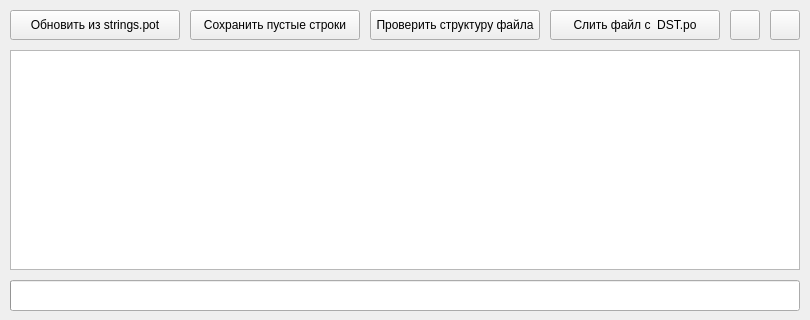
First picture: the form in form.ui, repository FBNikita/DST_Trnsltr_Tools, before the edit.
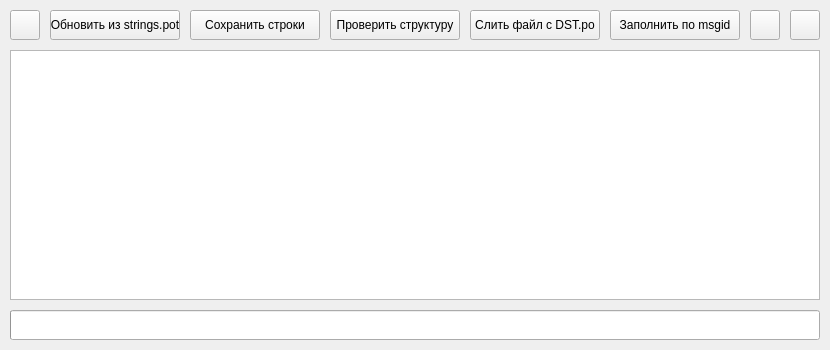
Second picture: the form after the edit. Icons and pictures are not drawn.

What changed in the file:
```diff
--- a/form.ui
+++ b/form.ui
@@ -9,20 +9,20 @@
    <rect>
     <x>0</x>
     <y>0</y>
-    <width>810</width>
-    <height>320</height>
+    <width>830</width>
+    <height>350</height>
    </rect>
   </property>
   <property name="minimumSize">
    <size>
-    <width>810</width>
-    <height>320</height>
+    <width>830</width>
+    <height>350</height>
    </size>
   </property>
   <property name="maximumSize">
    <size>
-    <width>810</width>
-    <height>320</height>
+    <width>830</width>
+    <height>350</height>
    </size>
   </property>
   <property name="windowTitle">
@@ -32,6 +32,15 @@
    <iconset>
     <normaloff>scripts/Icon's/icon.ico</normaloff>scripts/Icon's/icon.ico</iconset>
   </property>
+  <property name="iconSize">
+   <size>
+    <width>24</width>
+    <height>24</height>
+   </size>
+  </property>
+  <property name="toolButtonStyle">
+   <enum>Qt::ToolButtonIconOnly</enum>
+  </property>
   <property name="documentMode">
    <bool>false</bool>
   </property>
@@ -40,9 +49,9 @@
     <property name="geometry">
      <rect>
       <x>10</x>
-      <y>280</y>
-      <width>790</width>
-      <height>31</height>
+      <y>310</y>
+      <width>810</width>
+      <height>30</height>
      </rect>
     </property>
     <property name="font">
@@ -69,9 +78,9 @@
    <widget class="QPushButton" name="pushButton1">
     <property name="geometry">
      <rect>
-      <x>10</x>
+      <x>50</x>
       <y>10</y>
-      <width>170</width>
+      <width>130</width>
       <height>30</height>
      </rect>
     </property>
@@ -82,14 +91,14 @@
    <widget class="QPushButton" name="pushButton2">
     <property name="geometry">
      <rect>
-      <x>550</x>
+      <x>470</x>
       <y>10</y>
-      <width>170</width>
+      <width>130</width>
       <height>30</height>
      </rect>
     </property>
     <property name="text">
-     <string>Слить файл с  DST.po</string>
+     <string>Слить файл с DST.po</string>
     </property>
    </widget>
    <widget class="QPlainTextEdit" name="plainTextEdit">
@@ -97,8 +106,8 @@
      <rect>
       <x>10</x>
       <y>50</y>
-      <width>790</width>
-      <height>220</height>
+      <width>810</width>
+      <height>250</height>
      </rect>
     </property>
     <property name="verticalScrollBarPolicy">
@@ -125,31 +134,31 @@
      <rect>
       <x>190</x>
       <y>10</y>
-      <width>170</width>
+      <width>130</width>
       <height>30</height>
      </rect>
     </property>
     <property name="text">
-     <string>Сохранить пустые строки</string>
+     <string>Сохранить строки</string>
     </property>
    </widget>
    <widget class="QPushButton" name="pushButton4">
     <property name="geometry">
      <rect>
-      <x>370</x>
+      <x>330</x>
       <y>10</y>
-      <width>170</width>
+      <width>130</width>
       <height>30</height>
      </rect>
     </property>
     <property name="text">
-     <string>Проверить структуру файла</string>
+     <string>Проверить структуру</string>
     </property>
    </widget>
    <widget class="QPushButton" name="pushButton5">
     <property name="geometry">
      <rect>
-      <x>730</x>
+      <x>750</x>
       <y>10</y>
       <width>30</width>
       <height>30</height>
@@ -175,7 +184,7 @@
    <widget class="QPushButton" name="pushButton6">
     <property name="geometry">
      <rect>
-      <x>770</x>
+      <x>790</x>
       <y>10</y>
       <width>30</width>
       <height>30</height>
@@ -207,6 +216,52 @@
      </size>
     </property>
    </widget>
+   <widget class="QPushButton" name="pushButton">
+    <property name="geometry">
+     <rect>
+      <x>610</x>
+      <y>10</y>
+      <width>130</width>
+      <height>30</height>
+     </rect>
+    </property>
+    <property name="toolTip">
+     <string>&lt;html&gt;&lt;head/&gt;&lt;body&gt;&lt;p align=&quot;center&quot;&gt;Ищет совпадение строк по &lt;span style=&quot; text-decoration: underline;&quot;&gt;msgid&lt;/span&gt; и заменяет в конечном файле.&lt;/p&gt;&lt;p align=&quot;center&quot;&gt;В качестве архива, рекомендуется использовать файл перевода из репозитория, а для заполнения, файл с новыми строками &lt;span style=&quot; font-weight:600;&quot;&gt;без&lt;/span&gt; перевода.&lt;/p&gt;&lt;/body&gt;&lt;/html&gt;</string>
+    </property>
+    <property name="text">
+     <string>Заполнить по msgid</string>
+    </property>
+   </widget>
+   <widget class="QPushButton" name="pushButton7">
+    <property name="geometry">
+     <rect>
+      <x>10</x>
+      <y>10</y>
+      <width>30</width>
+      <height>30</height>
+     </rect>
+    </property>
+    <property name="toolTip">
+     <string>&lt;html&gt;&lt;head/&gt;&lt;body&gt;&lt;p align=&quot;center&quot;&gt;Открыть рабочую папку.&lt;/p&gt;&lt;/body&gt;&lt;/html&gt;</string>
+    </property>
+    <property name="text">
+     <string/>
+    </property>
+    <property name="icon">
+     <iconset>
+      <normaloff>scripts/Icon's/folder.ico</normaloff>scripts/Icon's/folder.ico</iconset>
+    </property>
+   </widget>
+   <zorder>pushButton</zorder>
+   <zorder>progressBar</zorder>
+   <zorder>pushButton1</zorder>
+   <zorder>pushButton2</zorder>
+   <zorder>plainTextEdit</zorder>
+   <zorder>pushButton3</zorder>
+   <zorder>pushButton4</zorder>
+   <zorder>pushButton5</zorder>
+   <zorder>pushButton6</zorder>
+   <zorder>pushButton7</zorder>
   </widget>
  </widget>
  <resources/>
```
Left out of the diff: 16 changed lines with no effect on the pictures.
